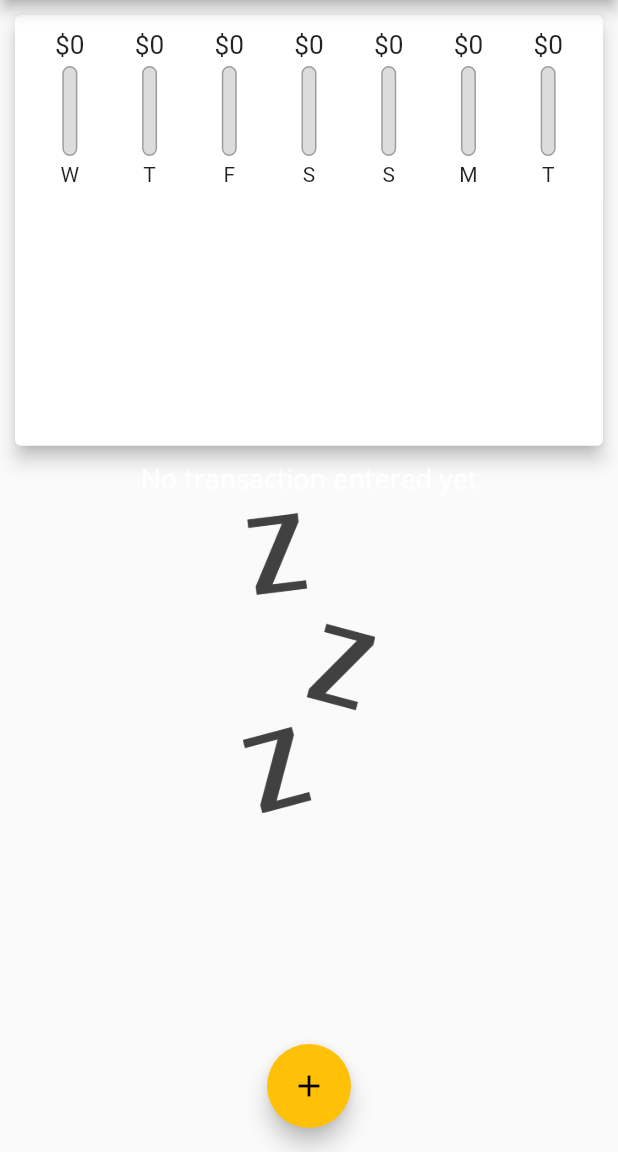
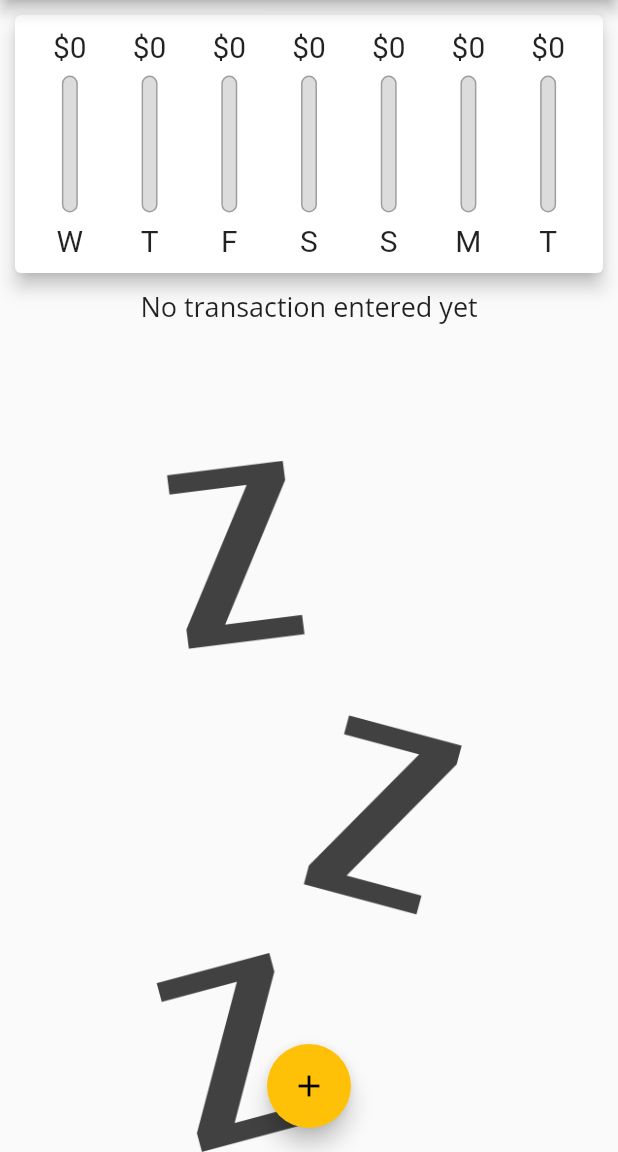
Before and after one commit to sasidharan84/flutter_complete_guide, a Flutter app: the screen it shows after launch, on a phone screen of 412 x 824 dp, the part 84-1236 px from its top. Run offline on Flutter 3.47's test engine with Material 2 defaults, Android fonts, the phone set to English and light mode, and no system bars.

Commit message:
Update_20200817_01

```diff
--- a/lib/main.dart
+++ b/lib/main.dart
@@ -67,6 +67,8 @@ class _MyHomePageState extends State<MyHomePage> {
     //Transaction(id: "t2", title: "Coffee", amount: 4.50, date: DateTime.now())
   ];
 
+  bool _showChart = false;
+
   void _addTransaction(String title, double amount, DateTime date) {
     final newTx = Transaction(
       title: title,
@@ -88,6 +90,8 @@ class _MyHomePageState extends State<MyHomePage> {
 
   @override
   Widget build(BuildContext context) {
+    final mediaQuery = MediaQuery.of(context);
+    final isLandscape = mediaQuery.orientation == Orientation.landscape;
     final appBar = AppBar(
       title: Text("Flutter App"),
       actions: <Widget>[
@@ -104,22 +108,38 @@ class _MyHomePageState extends State<MyHomePage> {
       body: Column(
         mainAxisAlignment: MainAxisAlignment.start,
         children: <Widget>[
+          if (isLandscape)
+            Row(
+              mainAxisAlignment: MainAxisAlignment.center,
+              children: [
+                Text('Show Chart'),
+                Switch(
+                    value: _showChart,
+                    onChanged: (val) {
+                      setState(() {
+                        _showChart = val;
+                      });
+                    })
+              ],
+            ),
+          if ((_showChart && isLandscape) || !isLandscape)
             Container(
-            height: (MediaQuery.of(context).size.height -
+              height: (mediaQuery.size.height -
                       appBar.preferredSize.height -
-                    MediaQuery.of(context).padding.top) *
-                0.4,
+                      mediaQuery.padding.top) *
+                  (isLandscape ? .7 : .25),
               child: Chart(
                   recentTransactions: _userTransactions
                       .where((element) =>
                           DateTime.now().difference(element.date).inDays < 7)
                       .toList()),
             ),
+          if (!isLandscape || (!_showChart && isLandscape))
             Container(
-            height: (MediaQuery.of(context).size.height -
+              height: (mediaQuery.size.height -
                       appBar.preferredSize.height -
-                    MediaQuery.of(context).padding.top) *
-                0.6,
+                      mediaQuery.padding.top) *
+                  0.75,
               child: TransactionList(
                 userTransactions: _userTransactions,
                 removeTransaction: _removeTransaction,
--- a/lib/widget/chart_bar.dart
+++ b/lib/widget/chart_bar.dart
@@ -9,20 +9,21 @@ class ChartBar extends StatelessWidget {
 
   @override
   Widget build(BuildContext context) {
+    return LayoutBuilder(builder: (ctx, constraints) {
       return Column(
         children: <Widget>[
           Container(
-          height: 20,
+            height: constraints.maxHeight * .15,
             child: FittedBox(
               child: Text('\$${amountSpent.toStringAsFixed(0)}'),
             ),
           ),
           SizedBox(
-          height: 4,
+            height: constraints.maxHeight * .05,
           ),
           Container(
-          height: 60,
-          width: 10,
+            height: constraints.maxHeight * .6,
+            width: constraints.maxWidth * .2,
             child: Stack(
               children: <Widget>[
                 Container(
@@ -48,10 +49,13 @@ class ChartBar extends StatelessWidget {
             ),
           ),
           SizedBox(
-          height: 4,
+            height: constraints.maxHeight * .05,
           ),
-        Text(label)
+          Container(
+              height: constraints.maxHeight * .15,
+              child: FittedBox(child: Text(label)))
         ],
       );
+    });
   }
 }
--- a/lib/widget/new_transaction.dart
+++ b/lib/widget/new_transaction.dart
@@ -47,7 +47,12 @@ class _NewTransactionState extends State<NewTransaction> {
     return Card(
       elevation: 5,
       child: Container(
-        padding: EdgeInsets.all(10),
+        padding: EdgeInsets.only(
+          top: 10,
+          right: 10,
+          left: 10,
+          bottom: MediaQuery.of(context).viewInsets.bottom + 10,
+        ),
         child: Column(
           crossAxisAlignment: CrossAxisAlignment.end,
           children: [
--- a/lib/widget/transaction_list.dart
+++ b/lib/widget/transaction_list.dart
@@ -13,21 +13,26 @@ class TransactionList extends StatelessWidget {
   Widget build(BuildContext context) {
     return Container(
       child: userTransactions.isEmpty
-          ? Column(
+          ? LayoutBuilder(builder: (ctx, constraints) {
+              return Column(
                 children: <Widget>[
-                Text(
+                  Container(
+                    height: constraints.maxHeight * .1,
+                    child: Text(
                       'No transaction entered yet',
-                  style: Theme.of(context).textTheme.headline6,
+                      style: Theme.of(context).textTheme.headline5,
+                    ),
                   ),
                   SizedBox(
-                  height: 10,
+                    height: constraints.maxHeight * .1,
                   ),
                   Container(
                     child: Image.asset('assets/images/waiting.png'),
-                  height: 200,
+                    height: constraints.maxHeight * .8,
                   )
                 ],
-            )
+              );
+            })
           : ListView.builder(
               itemBuilder: (ctx, index) {
                 return Card(
```
Lines whose indentation alone changed are shown as unchanged.
